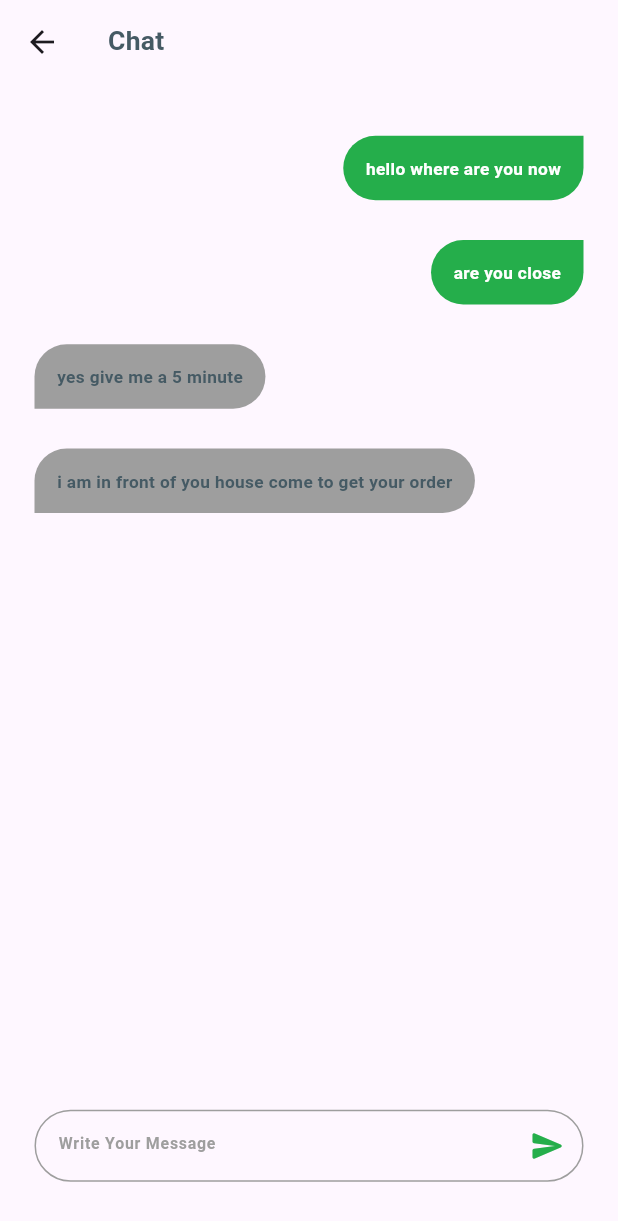
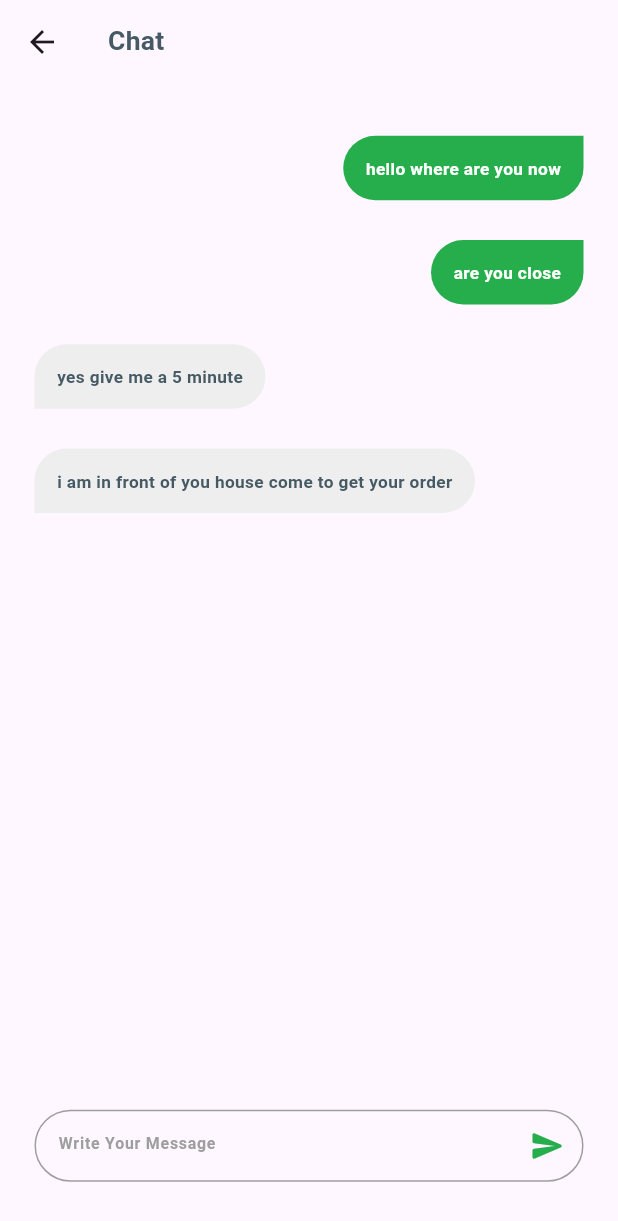
Before and after one commit to abdulrhman225/Foodtik, a Flutter app: the ChatScreen screen opened directly, on a phone screen of 412 x 824 dp. Shown: the top 1221 px of the screen. Run offline on Flutter 3.47's test engine with Material 3 defaults, Android fonts, the phone set to English and light mode, and no system bars; our stand-ins replace bloc, firebase_auth, firebase_core, flutter_bloc, flutter_credit_card, flutter_rating and 10 more; missing offline and left inert: flutter_facebook_auth; accounts and stored records are empty; generated files the repository leaves out were written again.

Commit message:
fix bugs

```diff
--- a/lib/controller/home_screen_cubit/home_screen_cubit.dart
+++ b/lib/controller/home_screen_cubit/home_screen_cubit.dart
@@ -45,42 +45,42 @@ class HomeScreenCubit extends Cubit<HomeScreenState> {
 
   List pizzas = [
     {
-      "image_path": "assets/images/first_burger.png",
+      "image_path": "assets/images/round_pizza.png",
       "product_Name": "Cheese Burger",
       "product_price": "20.00",
       "product_content": "100 gr chicken + tomato + cheese  Lettuce",
       "favorite" : false
     },
     {
-      "image_path": "assets/images/first_burger.png",
+      "image_path": "assets/images/round_pizza.png",
       "product_Name": "Cheese Burger",
       "product_price": "20.00",
       "product_content": "100 gr chicken + tomato + cheese  Lettuce",
       "favorite" : false
     },
     {
-      "image_path": "assets/images/first_burger.png",
+      "image_path": "assets/images/round_pizza.png",
       "product_Name": "Cheese Burger",
       "product_price": "20.00",
       "product_content": "100 gr chicken + tomato + cheese  Lettuce",
       "favorite" : false
     },
     {
-      "image_path": "assets/images/first_burger.png",
+      "image_path": "assets/images/round_pizza.png",
       "product_Name": "Cheese Burger",
       "product_price": "20.00",
       "product_content": "100 gr chicken + tomato + cheese  Lettuce",
       "favorite" : false
     },
     {
-      "image_path": "assets/images/first_burger.png",
+      "image_path": "assets/images/round_pizza.png",
       "product_Name": "Cheese Burger",
       "product_price": "20.00",
       "product_content": "100 gr chicken + tomato + cheese  Lettuce",
       "favorite" : false
     },
     {
-      "image_path": "assets/images/first_burger.png",
+      "image_path": "assets/images/round_pizza.png",
       "product_Name": "Cheese Burger",
       "product_price": "20.00",
       "product_content": "100 gr chicken + tomato + cheese  Lettuce",
--- a/lib/main.dart
+++ b/lib/main.dart
@@ -3,11 +3,6 @@ import 'package:Foodtik/controller/home_screen_cubit/home_screen_cubit.dart';
 import 'package:Foodtik/controller/login_cubit/login_cubit.dart';
 import 'package:Foodtik/controller/reset_password_cubit/reset_password_cubit.dart';
 import 'package:Foodtik/controller/sign_up_cubit/sign_up_cubit.dart';
-import 'package:Foodtik/view/screen/check_out_screen.dart';
-import 'package:Foodtik/view/screen/credit_card_payment_screen.dart';
-import 'package:Foodtik/view/screen/favorite_screen.dart';
-import 'package:Foodtik/view/screen/location_screen.dart';
-import 'package:Foodtik/view/screen/main_screen.dart';
 import 'package:Foodtik/view/screen/splash_screen.dart';
 import 'package:firebase_core/firebase_core.dart';
 import 'package:flutter/material.dart';
--- a/lib/view/screen/favorite_screen.dart
+++ b/lib/view/screen/favorite_screen.dart
@@ -122,6 +122,7 @@ class _FavoriteScreenState extends State<FavoriteScreen> {
                   padding: EdgeInsets.symmetric(vertical: responsiveHeight(context, 80)),
                   child: GridView.builder(
                     clipBehavior: Clip.none,
+                    physics: NeverScrollableScrollPhysics(),
                     gridDelegate: SliverGridDelegateWithFixedCrossAxisCount(
                         crossAxisCount: 2,
                         mainAxisSpacing: responsiveHeight(context, 95)),
--- a/lib/view/screen/home_screen.dart
+++ b/lib/view/screen/home_screen.dart
@@ -203,6 +203,7 @@ class _HomeScreenState extends State<HomeScreen> {
                     padding: EdgeInsets.symmetric(vertical: responsiveHeight(context, 80)),
                     child: GridView.builder(
                       clipBehavior: Clip.none,
+                      physics: NeverScrollableScrollPhysics(),
                       gridDelegate: SliverGridDelegateWithFixedCrossAxisCount(
                           crossAxisCount: 2,
                           mainAxisSpacing: responsiveHeight(context, 95)),
--- a/lib/view/widget/driver_message.dart
+++ b/lib/view/widget/driver_message.dart
@@ -1,7 +1,6 @@
 import 'package:Foodtik/constant_colors.dart';
 import 'package:flutter/material.dart';
 import 'package:flutter_screenutil/flutter_screenutil.dart';
-
 import '../../responsive.dart';
 
 class DriverMessage extends StatelessWidget {
@@ -17,7 +16,7 @@ class DriverMessage extends StatelessWidget {
       ),
       padding: EdgeInsets.all(15),
       decoration: BoxDecoration(
-        color: Colors.grey,
+        color: Color(0xFFEEEEEE),
         borderRadius: BorderRadius.only(
           topLeft: Radius.circular(24),
           topRight: Radius.circular(24),
```
Also changed, not shown: assets/images/round_pizza.png (added).
